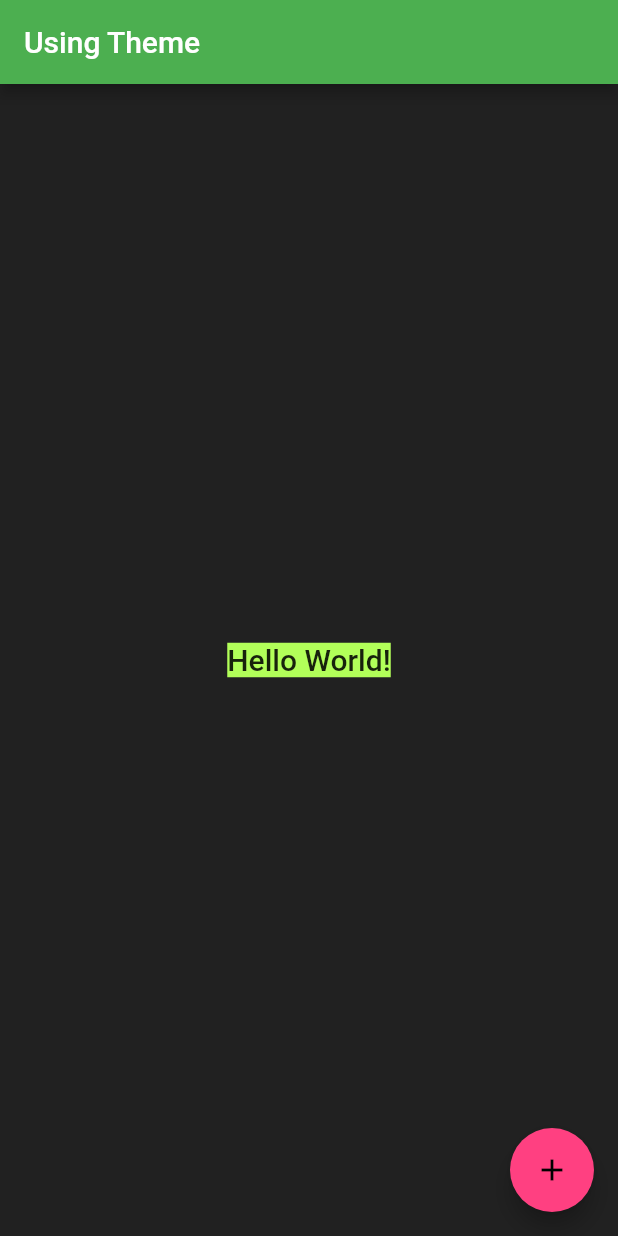
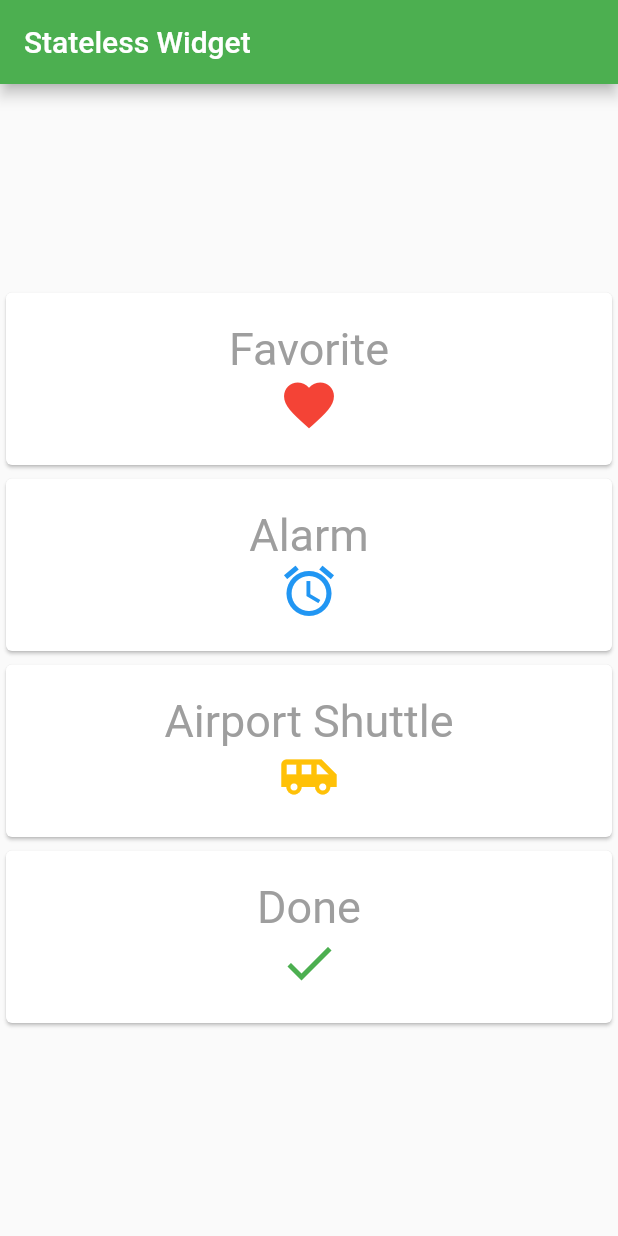
Before and after one commit to Cyantosh0/learn_flutter, a Flutter app: the screen it shows after launch, on a phone screen of 412 x 824 dp. Run offline on Flutter 3.47's test engine with Material 2 defaults, Android fonts, the phone set to English and light mode, and no system bars.

Commit message:
Add cards as stateless widget

```diff
--- a/lib/main.dart
+++ b/lib/main.dart
@@ -1,45 +1,6 @@
 import 'package:flutter/material.dart';
+import 'src/app.dart';
 
 void main() {
-  runApp(MaterialApp(
-    debugShowCheckedModeBanner: false,
-    home: MyHome(),
-    theme: ThemeData(
-      primarySwatch: Colors.green,
-      accentColor: Colors.lightGreenAccent,
-      backgroundColor: Colors.black12,
-    ),
-  ));
+  runApp(App());
 }
-
-class MyHome extends StatelessWidget {
-  @override
-  Widget build(BuildContext context) {
-    return Scaffold(
-      appBar: AppBar(
-        title: Text("Using Theme"),
-      ),
-      body: Container(
-        decoration: BoxDecoration(color: Colors.black87),
-        child: Center(
-          child: Container(
-            color: Theme.of(context).accentColor,
-            child: Text('Hello World!',
-                style: Theme.of(context).textTheme.headline6),
-          ),
-        ),
-      ),
-      floatingActionButton: Theme(
-        data: Theme.of(context).copyWith(
-          colorScheme: Theme.of(context)
-              .colorScheme
-              .copyWith(secondary: Colors.pinkAccent),
-        ),
-        child: FloatingActionButton(
-          onPressed: null,
-          child: Icon(Icons.add),
-        ),
-      ),
-    );
-  }
-}
--- /dev/null
+++ b/lib/src/app.dart
@@ -0,0 +1,17 @@
+import 'package:flutter/material.dart';
+import 'widgets/card_widget.dart';
+
+class App extends StatelessWidget {
+  @override
+  Widget build(BuildContext context) {
+    return MaterialApp(
+      debugShowCheckedModeBanner: false,
+      home: MyCards(),
+      theme: ThemeData(
+        primarySwatch: Colors.green,
+        accentColor: Colors.lightGreenAccent,
+        backgroundColor: Colors.black12,
+      ),
+    );
+  }
+}
--- /dev/null
+++ b/lib/src/widgets/card_widget.dart
@@ -0,0 +1,76 @@
+import 'package:flutter/material.dart';
+
+class MyCards extends StatelessWidget {
+  @override
+  Widget build(BuildContext context) {
+    final double myTextSize = 30.0;
+    final double myIconSize = 40.0;
+    final TextStyle myTextStyle =
+        TextStyle(color: Colors.grey, fontSize: myTextSize);
+
+    var column = Column(
+      crossAxisAlignment: CrossAxisAlignment.stretch,
+      children: <Widget>[
+        MyCard(
+            title: Text(
+              "Favorite",
+              style: myTextStyle,
+            ),
+            icon: Icon(Icons.favorite, size: myIconSize, color: Colors.red)),
+        MyCard(
+            title: Text(
+              "Alarm",
+              style: myTextStyle,
+            ),
+            icon: Icon(Icons.alarm, size: myIconSize, color: Colors.blue)),
+        MyCard(
+            title: Text(
+              "Airport Shuttle",
+              style: myTextStyle,
+            ),
+            icon: Icon(Icons.airport_shuttle,
+                size: myIconSize, color: Colors.amber)),
+        MyCard(
+            title: Text(
+              "Done",
+              style: myTextStyle,
+            ),
+            icon: Icon(Icons.done, size: myIconSize, color: Colors.green)),
+      ],
+    );
+
+    return Scaffold(
+      appBar: AppBar(
+        title: Text("Stateless Widget"),
+      ),
+      body: Container(
+        padding: const EdgeInsets.only(bottom: 2.0),
+        child: Center(
+          child: SingleChildScrollView(child: column),
+        ),
+      ),
+    );
+  }
+}
+
+class MyCard extends StatelessWidget {
+  final Widget icon;
+  final Widget title;
+
+  MyCard({required this.title, required this.icon});
+
+  @override
+  Widget build(BuildContext context) {
+    return Container(
+      padding: const EdgeInsets.only(bottom: 1.0),
+      child: Card(
+        child: Container(
+          padding: const EdgeInsets.all(20.0),
+          child: Column(
+            children: <Widget>[this.title, this.icon],
+          ),
+        ),
+      ),
+    );
+  }
+}
```
